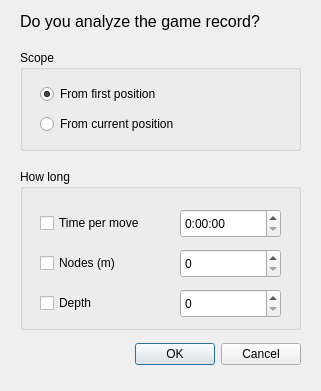
shogimaru/shogimaru, file forms/analysisdialog.ui: the form before one commit.
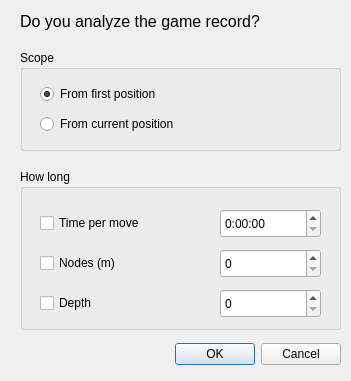
The form after the commit.

Diff of the .ui file:
```diff
--- a/forms/analysisdialog.ui
+++ b/forms/analysisdialog.ui
@@ -6,8 +6,8 @@
    <rect>
     <x>0</x>
     <y>0</y>
-    <width>321</width>
-    <height>391</height>
+    <width>351</width>
+    <height>381</height>
    </rect>
   </property>
   <property name="windowTitle">
@@ -16,7 +16,7 @@
   <widget class="QDialogButtonBox" name="buttonBox">
    <property name="geometry">
     <rect>
-     <x>120</x>
+     <x>160</x>
      <y>340</y>
      <width>181</width>
      <height>29</height>
@@ -31,7 +31,7 @@
     <rect>
      <x>20</x>
      <y>50</y>
-     <width>281</width>
+     <width>321</width>
      <height>101</height>
     </rect>
    </property>
@@ -76,7 +76,7 @@
     <rect>
      <x>20</x>
      <y>169</y>
-     <width>281</width>
+     <width>321</width>
      <height>161</height>
     </rect>
    </property>
@@ -125,7 +125,7 @@
    <widget class="QTimeEdit" name="timeEdit">
     <property name="geometry">
      <rect>
-      <x>160</x>
+      <x>200</x>
       <y>40</y>
       <width>101</width>
       <height>29</height>
@@ -138,7 +138,7 @@
    <widget class="QSpinBox" name="nodesSpinBox">
     <property name="geometry">
      <rect>
-      <x>160</x>
+      <x>200</x>
       <y>80</y>
       <width>101</width>
       <height>29</height>
@@ -151,7 +151,7 @@
    <widget class="QSpinBox" name="depthSpinBox">
     <property name="geometry">
      <rect>
-      <x>160</x>
+      <x>200</x>
       <y>120</y>
       <width>101</width>
       <height>29</height>
```
